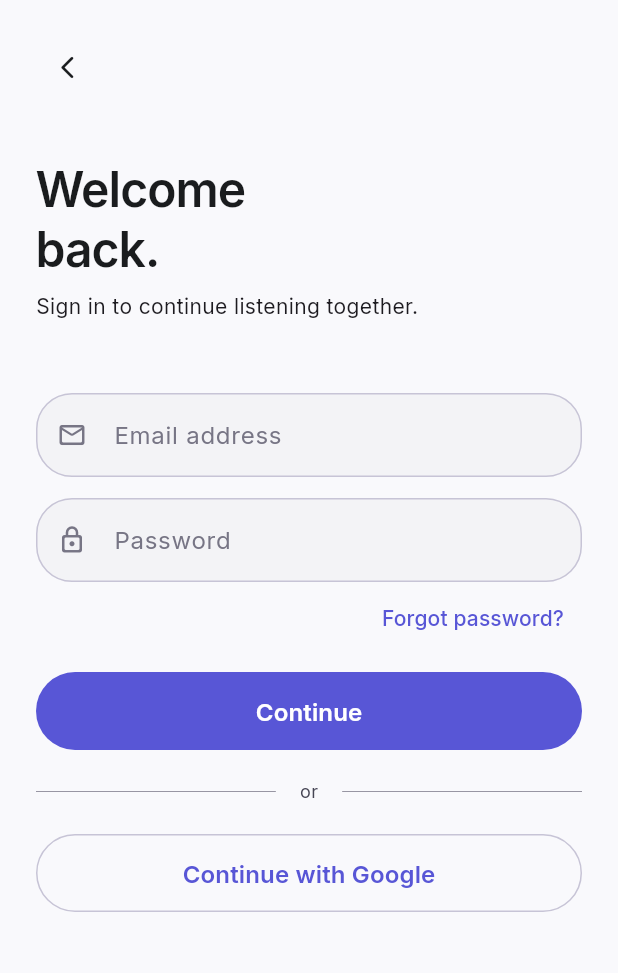
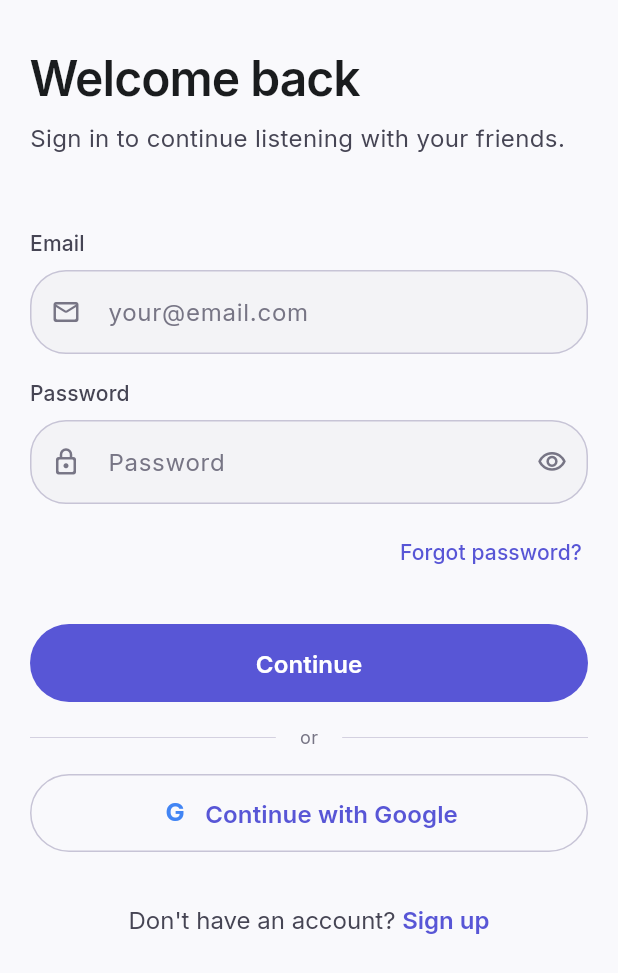
Before and after one commit to lightenexnv/SyncWave, a Flutter app: the screen it shows after launch, after a tap on "Continue", on a phone screen of 412 x 824 dp. Shown: the top 973 px of the screen. Run offline on Flutter 3.47's test engine with Material 3 defaults, Android fonts, the phone set to English and light mode, and no system bars; our stand-ins replace google_fonts; network calls fail.

Commit message:
feat: implement authentication screens UI

```diff
--- a/syncwave/lib/screens/auth/login_screen.dart
+++ b/syncwave/lib/screens/auth/login_screen.dart
@@ -1,10 +1,10 @@
 import 'package:flutter/material.dart';
+import 'package:google_fonts/google_fonts.dart';
 import '../../core/theme/app_colors.dart';
 import '../../core/theme/app_text_styles.dart';
+import '../../core/constants/app_constants.dart';
 import '../../widgets/custom_button.dart';
 import '../../widgets/custom_textfield.dart';
-import '../home/home_screen.dart';
-import 'signup_screen.dart';
 
 class LoginScreen extends StatefulWidget {
   const LoginScreen({super.key});
@@ -17,141 +17,150 @@ class _LoginScreenState extends State<LoginScreen> {
   final _formKey = GlobalKey<FormState>();
   final _emailController = TextEditingController();
   final _passwordController = TextEditingController();
-  final bool _obscurePassword = true;
+  final _emailFocus = FocusNode();
+  final _passwordFocus = FocusNode();
 
   @override
   void dispose() {
     _emailController.dispose();
     _passwordController.dispose();
+    _emailFocus.dispose();
+    _passwordFocus.dispose();
     super.dispose();
   }
 
   void _onContinue() {
     if (_formKey.currentState?.validate() ?? false) {
-      // TODO: Connect Firebase email/password sign-in here
-      Navigator.of(
-        context,
-      ).pushReplacement(MaterialPageRoute(builder: (_) => const HomeScreen()));
+      // TODO: Connect Firebase Auth sign-in here
+      Navigator.of(context).pushReplacementNamed('/home');
     }
-  }
-
-  void _onGoogleSignIn() {
-    // TODO: Connect Google Sign-In here
-    Navigator.of(
-      context,
-    ).pushReplacement(MaterialPageRoute(builder: (_) => const HomeScreen()));
   }
 
   @override
   Widget build(BuildContext context) {
     return Scaffold(
-      backgroundColor: AppColors.backgroundDark,
+      backgroundColor: AppColors.background,
       body: SafeArea(
+        child: GestureDetector(
+          onTap: FocusScope.of(context).unfocus,
           child: SingleChildScrollView(
-          padding: const EdgeInsets.symmetric(horizontal: 24),
+            padding: const EdgeInsets.symmetric(
+              horizontal: AppConstants.pagePaddingH,
+            ),
             child: Form(
               key: _formKey,
               child: Column(
                 crossAxisAlignment: CrossAxisAlignment.start,
                 children: [
-                const SizedBox(height: 24),
+                  const SizedBox(height: AppConstants.spacingXl),
 
-                // Back button
-                _BackButton(),
+                  // Header Section
+                  _Header(),
 
-                const SizedBox(height: 40),
+                  const SizedBox(height: AppConstants.spacingXxl),
 
-                // Header
-                Text('Welcome\nback.', style: AppTextStyles.headingLarge),
-                const SizedBox(height: 8),
-                Text(
-                  'Sign in to continue listening together.',
-                  style: AppTextStyles.bodyMedium,
-                ),
-
-                const SizedBox(height: 48),
-
-                // Email field
+                  // Email Field
                   CustomTextField(
-                  hint: 'Email address',
-                  prefixIcon: Icons.mail_outline_rounded,
+                    hint: 'your@email.com',
+                    label: 'Email',
                     controller: _emailController,
                     keyboardType: TextInputType.emailAddress,
+                    prefixIcon: Icons.mail_outline_rounded,
+                    focusNode: _emailFocus,
+                    textInputAction: TextInputAction.next,
+                    onSubmitted: (_) =>
+                        FocusScope.of(context).requestFocus(_passwordFocus),
                     validator: (v) {
-                    if (v == null || v.trim().isEmpty)
-                      return 'Enter your email';
+                      if (v == null || v.isEmpty) return 'Enter your email';
                       if (!v.contains('@')) return 'Enter a valid email';
                       return null;
                     },
                   ),
-                const SizedBox(height: 14),
 
-                // Password field
+                  const SizedBox(height: AppConstants.spacingMd),
+
+                  // Password Field
                   CustomTextField(
                     hint: 'Password',
+                    label: 'Password',
+                    controller: _passwordController,
+                    isPassword: true,
                     prefixIcon: Icons.lock_outline_rounded,
-                  controller: _passwordController,
-                  obscureText: _obscurePassword,
+                    focusNode: _passwordFocus,
+                    textInputAction: TextInputAction.done,
+                    onSubmitted: (_) => _onContinue(),
                     validator: (v) {
                       if (v == null || v.isEmpty) return 'Enter your password';
-                    if (v.length < 6) return 'Minimum 6 characters';
+                      if (v.length < 6) return 'Password too short';
                       return null;
                     },
                   ),
+
+                  const SizedBox(height: AppConstants.spacingSm),
 
                   // Forgot password
                   Align(
                     alignment: Alignment.centerRight,
                     child: TextButton(
                       onPressed: () {
-                      // TODO: Connect forgot password flow
+                        // TODO: Navigate to forgot password screen
                       },
+                      style: TextButton.styleFrom(
+                        foregroundColor: AppColors.primary,
+                        padding: const EdgeInsets.symmetric(
+                          horizontal: 4,
+                          vertical: 4,
+                        ),
+                      ),
                       child: Text(
                         'Forgot password?',
-                      style: AppTextStyles.label.copyWith(
-                        color: AppColors.accent,
+                        style: AppTextStyles.labelLarge.copyWith(
+                          color: AppColors.primary,
                         ),
                       ),
                     ),
                   ),
 
-                const SizedBox(height: 12),
+                  const SizedBox(height: AppConstants.spacingLg),
 
-                // Continue button
+                  // Continue Button
                   CustomButton(label: 'Continue', onTap: _onContinue),
 
-                const SizedBox(height: 20),
+                  const SizedBox(height: AppConstants.spacingMd),
 
                   // Divider
-                _Divider(),
+                  _OrDivider(),
 
-                const SizedBox(height: 20),
+                  const SizedBox(height: AppConstants.spacingMd),
 
-                // Google sign in
+                  // Google Sign In
                   CustomButton(
                     label: 'Continue with Google',
                     variant: ButtonVariant.ghost,
-                  icon: Icons.g_mobiledata_rounded,
-                  onTap: _onGoogleSignIn,
+                    leadingWidget: _GoogleIcon(),
+                    onTap: () {
+                      // TODO: Connect Google Sign-In here
+                      Navigator.of(context).pushReplacementNamed('/home');
+                    },
                   ),
 
-                const SizedBox(height: 40),
+                  const SizedBox(height: AppConstants.spacingXl),
 
                   // Sign up link
                   Center(
                     child: GestureDetector(
-                    onTap: () => Navigator.of(context).push(
-                      MaterialPageRoute(builder: (_) => const SignupScreen()),
-                    ),
+                      onTap: () => Navigator.of(context).pushNamed('/signup'),
                       child: RichText(
                         text: TextSpan(
-                        text: "Don't have an account? ",
-                        style: AppTextStyles.bodyMedium,
+                          style: AppTextStyles.body.copyWith(
+                            color: AppColors.onSurfaceVariant,
+                          ),
                           children: [
+                            const TextSpan(text: "Don't have an account? "),
                             TextSpan(
                               text: 'Sign up',
-                            style: AppTextStyles.bodyMedium.copyWith(
-                              color: AppColors.accent,
+                              style: AppTextStyles.body.copyWith(
+                                color: AppColors.primary,
                                 fontWeight: FontWeight.w600,
                               ),
                             ),
@@ -161,8 +170,9 @@ class _LoginScreenState extends State<LoginScreen> {
                     ),
                   ),
 
-                const SizedBox(height: 32),
+                  const SizedBox(height: AppConstants.spacingXl),
                 ],
+              ),
             ),
           ),
         ),
@@ -171,40 +181,78 @@ class _LoginScreenState extends State<LoginScreen> {
   }
 }
 
-class _BackButton extends StatelessWidget {
+class _Header extends StatelessWidget {
   @override
   Widget build(BuildContext context) {
-    return GestureDetector(
-      onTap: () => Navigator.of(context).pop(),
-      child: Container(
-        width: 42,
-        height: 42,
-        decoration: BoxDecoration(
-          color: AppColors.surfaceDark2,
-          borderRadius: BorderRadius.circular(12),
+    return Column(
+      crossAxisAlignment: CrossAxisAlignment.start,
+      children: [
+        Text('Welcome back', style: AppTextStyles.headingLarge),
+        const SizedBox(height: 8),
+        Text(
+          'Sign in to continue listening with your friends.',
+          style: AppTextStyles.body.copyWith(color: AppColors.onSurfaceVariant),
         ),
-        child: const Icon(
-          Icons.arrow_back_ios_new_rounded,
-          color: AppColors.primaryText,
-          size: 18,
-        ),
-      ),
+      ],
     );
   }
 }
 
-class _Divider extends StatelessWidget {
+class _OrDivider extends StatelessWidget {
   @override
   Widget build(BuildContext context) {
     return Row(
       children: [
-        const Expanded(child: Divider(color: AppColors.outline)),
+        const Expanded(child: Divider()),
         Padding(
           padding: const EdgeInsets.symmetric(horizontal: 16),
-          child: Text('or', style: AppTextStyles.caption),
+          child: Text(
+            'or',
+            style: AppTextStyles.caption.copyWith(color: AppColors.outline),
           ),
-        const Expanded(child: Divider(color: AppColors.outline)),
+        ),
+        const Expanded(child: Divider()),
       ],
     );
   }
 }
+
+class _GoogleIcon extends StatelessWidget {
+  @override
+  Widget build(BuildContext context) {
+    return SizedBox(
+      width: 20,
+      height: 20,
+      child: CustomPaint(painter: _GoogleLogoPainter()),
+    );
+  }
+}
+
+class _GoogleLogoPainter extends CustomPainter {
+  @override
+  void paint(Canvas canvas, Size size) {
+    final cx = size.width / 2;
+    final cy = size.height / 2;
+
+    // Simplified Google G
+    final textPainter = TextPainter(
+      text: TextSpan(
+        text: 'G',
+        style: GoogleFonts.inter(
+          fontSize: size.width * 0.85,
+          fontWeight: FontWeight.w700,
+          color: const Color(0xFF4285F4),
+        ),
+      ),
+      textDirection: TextDirection.ltr,
+    );
+    textPainter.layout();
+    textPainter.paint(
+      canvas,
+      Offset(cx - textPainter.width / 2, cy - textPainter.height / 2),
+    );
+  }
+
+  @override
+  bool shouldRepaint(covariant CustomPainter old) => false;
+}
```
Also changed, not shown: syncwave/lib/screens/auth/signup_screen.dart (+73 -81 lines). Lines whose indentation alone changed are shown as unchanged.
